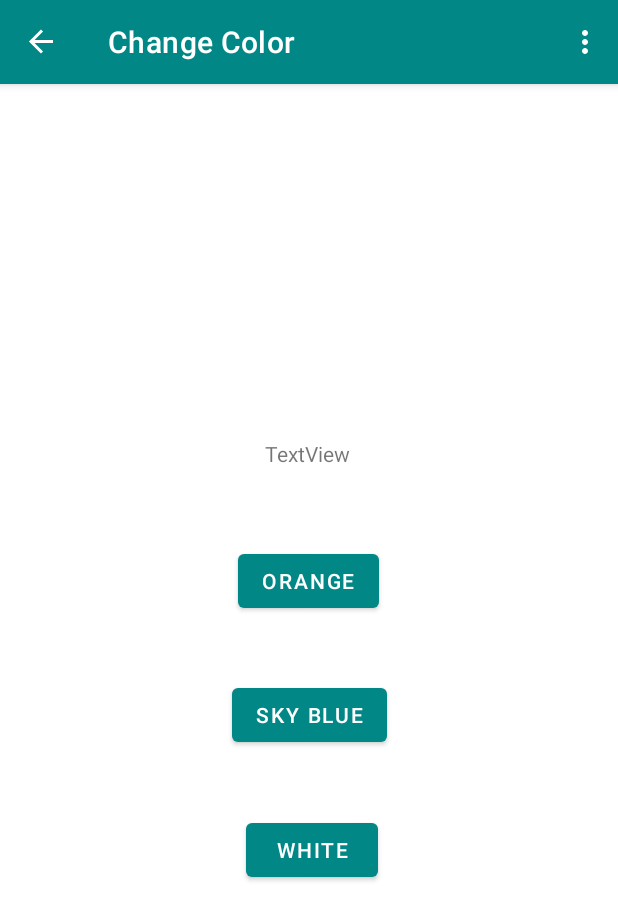
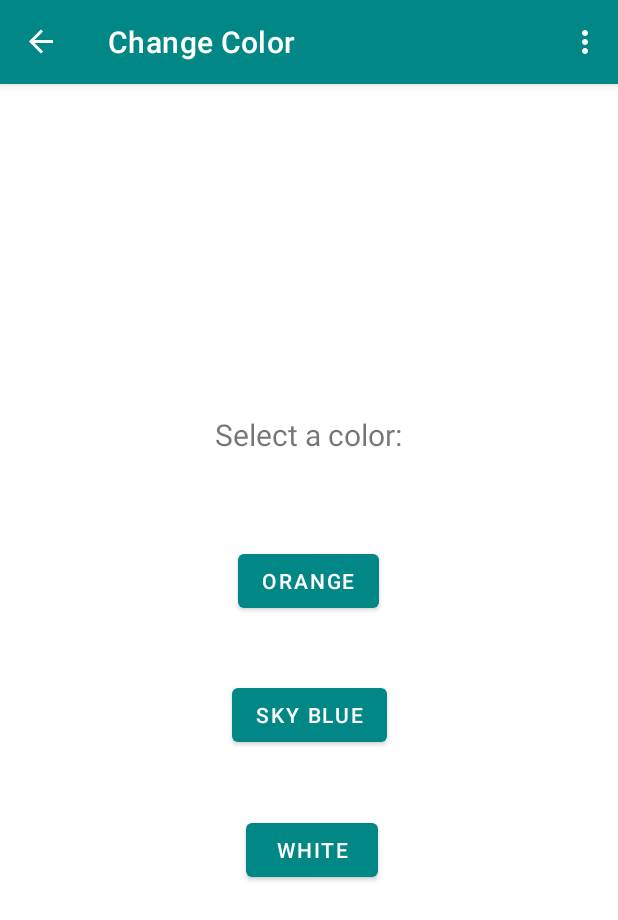
Before and after one commit to GandhiHarsh2003/CovidApp, an Android app: the screen it shows after launch (MainActivity), in the options menu, after a tap on "Change Color", on a phone screen of 412 x 824 dp. Shown: the top 920 px of the screen. Run offline under Robolectric (Android 15) with nearby library versions, the phone set to English and light mode, and no system bars; our stand-ins replace navigation-ui.

Commit message:
made modification to the layouts

```diff
--- a/app/src/main/AndroidManifest.xml
+++ b/app/src/main/AndroidManifest.xml
@@ -13,7 +13,6 @@
         tools:targetApi="31">
         <activity
             android:name=".MainActivity"
-            android:configChanges="uiMode"
             android:label="@string/app_name"
             android:theme="@style/Theme.CovidApp"
             android:exported="true">
--- a/app/src/main/java/edu/quinnipiac/ser210/covidapp/MainActivity.kt
+++ b/app/src/main/java/edu/quinnipiac/ser210/covidapp/MainActivity.kt
@@ -14,6 +14,7 @@ import android.widget.Toast
 import android.widget.Toolbar
 import androidx.core.view.MenuItemCompat
 import androidx.drawerlayout.widget.DrawerLayout
+import androidx.navigation.NavController
 import androidx.navigation.findNavController
 import androidx.navigation.fragment.NavHostFragment
 import androidx.navigation.ui.AppBarConfiguration
@@ -21,14 +22,18 @@ import androidx.navigation.ui.NavigationUI
 import androidx.navigation.ui.onNavDestinationSelected
 import androidx.navigation.ui.setupWithNavController
 import com.google.android.material.appbar.MaterialToolbar
+import edu.quinnipiac.ser210.covidapp.databinding.ActivityMainBinding
+
 class MainActivity : AppCompatActivity() {
+
+    private  lateinit var  navController: NavController
     override fun onCreate(savedInstanceState: Bundle?) {
         super.onCreate(savedInstanceState)
         setContentView(R.layout.activity_main)
         val toolbar = findViewById<MaterialToolbar>(R.id.toolbar)
         setSupportActionBar(toolbar)
         val navHostFragment = supportFragmentManager.findFragmentById(R.id.nav_host_fragment) as NavHostFragment
-        val navController = navHostFragment.navController
+        navController = navHostFragment.navController
         val builder = AppBarConfiguration.Builder(navController.graph)
         val appBarConfiguration = builder.build()
         toolbar.setupWithNavController(navController, appBarConfiguration)
@@ -41,7 +46,6 @@ class MainActivity : AppCompatActivity() {
     }
 
     override fun onOptionsItemSelected(item: MenuItem): Boolean {
-        val navController = findNavController(R.id.nav_host_fragment)
         return when (item.itemId) {
             // from the lesson demo dealing with navigation
             R.id.share -> {
@@ -49,19 +53,16 @@ class MainActivity : AppCompatActivity() {
                 val intent = Intent(Intent.ACTION_SEND)
                 intent.type = "text/plain"
                 intent.putExtra(Intent.EXTRA_TEXT, "Sharing data about applcation")
-
                 // share intent
                 if (shareActionProvider != null){
                     shareActionProvider.setShareIntent(intent)
                     Log.e("MAIN ACTIVITY", "THIS IS A TEST")
                 }
+
+
                 true
             }
-            // I'm sure we'll figure this out
-            R.id.changeColorFrag ->  {
-                true
-            }
-            else -> item.onNavDestinationSelected(navController) || super.onOptionsItemSelected(item)
+            else -> NavigationUI.onNavDestinationSelected(item!!, navController) || super.onOptionsItemSelected(item)
         }
     }
 }
--- a/app/src/main/res/layout/fragment_change_color.xml
+++ b/app/src/main/res/layout/fragment_change_color.xml
@@ -14,7 +14,7 @@
         android:layout_height="wrap_content"
         android:layout_marginStart="4dp"
         android:layout_marginBottom="41dp"
-        android:text="Orange"
+        android:text="@string/orange"
         app:layout_constraintBottom_toTopOf="@+id/skyblue_button"
         app:layout_constraintStart_toStartOf="@+id/skyblue_button" />
 
@@ -23,7 +23,7 @@
         android:layout_width="wrap_content"
         android:layout_height="wrap_content"
         android:layout_marginBottom="323dp"
-        android:text="Sky Blue"
+        android:text="@string/sky_blue"
         app:layout_constraintBottom_toBottomOf="parent"
         app:layout_constraintEnd_toEndOf="parent"
         app:layout_constraintStart_toStartOf="parent" />
@@ -34,7 +34,7 @@
         android:layout_height="wrap_content"
         android:layout_marginTop="42dp"
         android:layout_marginEnd="6dp"
-        android:text="White"
+        android:text="@string/white"
         app:layout_constraintEnd_toEndOf="@+id/skyblue_button"
         app:layout_constraintTop_toBottomOf="@+id/skyblue_button" />
 
@@ -42,9 +42,11 @@
         android:id="@+id/changeColor_textView"
         android:layout_width="wrap_content"
         android:layout_height="wrap_content"
-        android:layout_marginStart="18dp"
-        android:layout_marginBottom="51dp"
-        android:text="TextView"
+        android:layout_marginBottom="60dp"
+        android:text="@string/select_a_color"
+        android:textSize="20dp"
         app:layout_constraintBottom_toTopOf="@+id/orange_button"
+        app:layout_constraintEnd_toEndOf="@+id/orange_button"
+        app:layout_constraintHorizontal_bias="0.516"
         app:layout_constraintStart_toStartOf="@+id/orange_button" />
 </androidx.constraintlayout.widget.ConstraintLayout>
--- a/app/src/main/res/layout/fragment_home.xml
+++ b/app/src/main/res/layout/fragment_home.xml
@@ -10,8 +10,9 @@
         android:layout_width="wrap_content"
         android:layout_height="wrap_content"
         android:layout_gravity="center_horizontal"
+        android:layout_margin="10dp"
         android:layout_marginTop="20dp"
-        android:src="@drawable/sick" />
+        android:src="@drawable/covid" />
 
     <androidx.recyclerview.widget.RecyclerView
         android:id="@+id/country_recycleView"
--- a/app/src/main/res/menu/items_menu.xml
+++ b/app/src/main/res/menu/items_menu.xml
@@ -14,5 +14,6 @@
 
     <item android:id = "@+id/share"
         android:title = "Share"
-        app:showAsAction = "never"/>
+        app:showAsAction = "never"
+       />
 </menu>
--- a/app/src/main/res/navigation/nav_graph.xml
+++ b/app/src/main/res/navigation/nav_graph.xml
@@ -16,7 +16,7 @@
     <fragment
         android:id="@+id/countryFragment"
         android:name="edu.quinnipiac.ser210.covidapp.CountryFragment"
-        android:label="fragment_country"
+        android:label="Country"
         tools:layout="@layout/fragment_country" >
         <argument
             android:name="country_index"
@@ -25,7 +25,7 @@
     <fragment
         android:id="@+id/helpFragment"
         android:name="edu.quinnipiac.ser210.covidapp.HelpFragment"
-        android:label="fragment_help"
+        android:label="Help"
         tools:layout="@layout/fragment_help" />
     <action
         android:id="@+id/action_helpFragment"
--- a/app/src/main/res/values/strings.xml
+++ b/app/src/main/res/values/strings.xml
@@ -13,4 +13,8 @@
     <string name="deaths">Deaths:</string>
     <!-- TODO: Remove or change this placeholder text -->
     <string name="hello_blank_fragment">Hello blank fragment</string>
+    <string name="select_a_color">Select a color:</string>
+    <string name="white">White</string>
+    <string name="sky_blue">Sky Blue</string>
+    <string name="orange">Orange</string>
 </resources>
```
Also changed, not shown: app/src/main/res/layout/fragment_help.xml (+7 -3 lines), app/src/main/res/drawable/covid.jpg (added).
